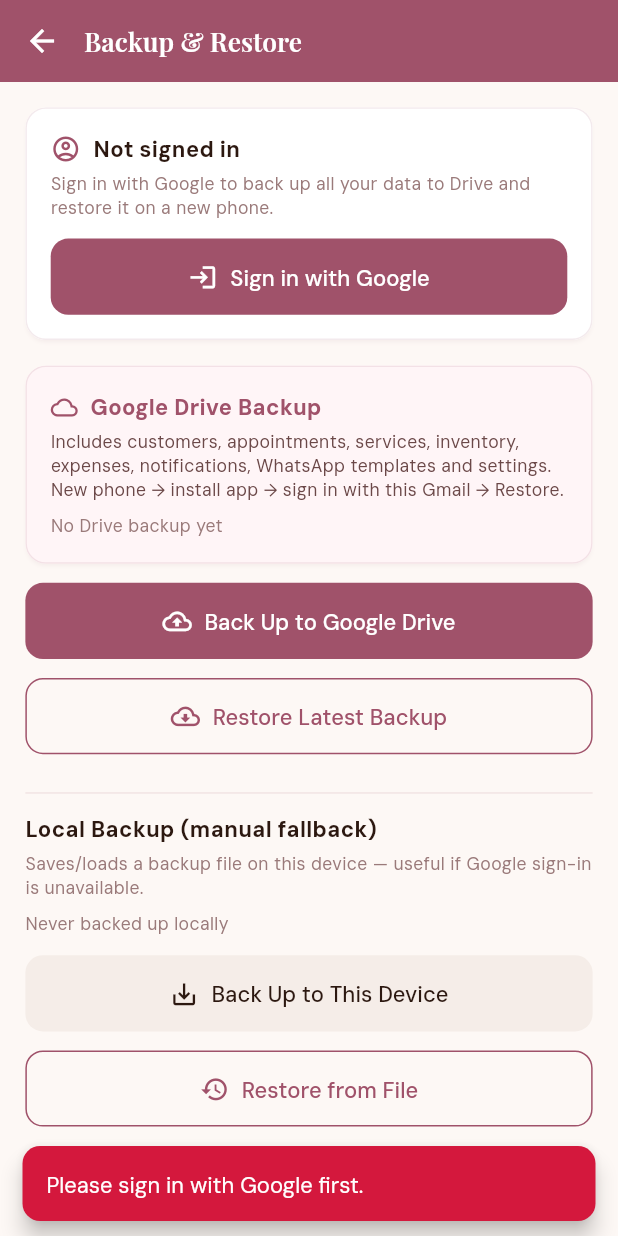
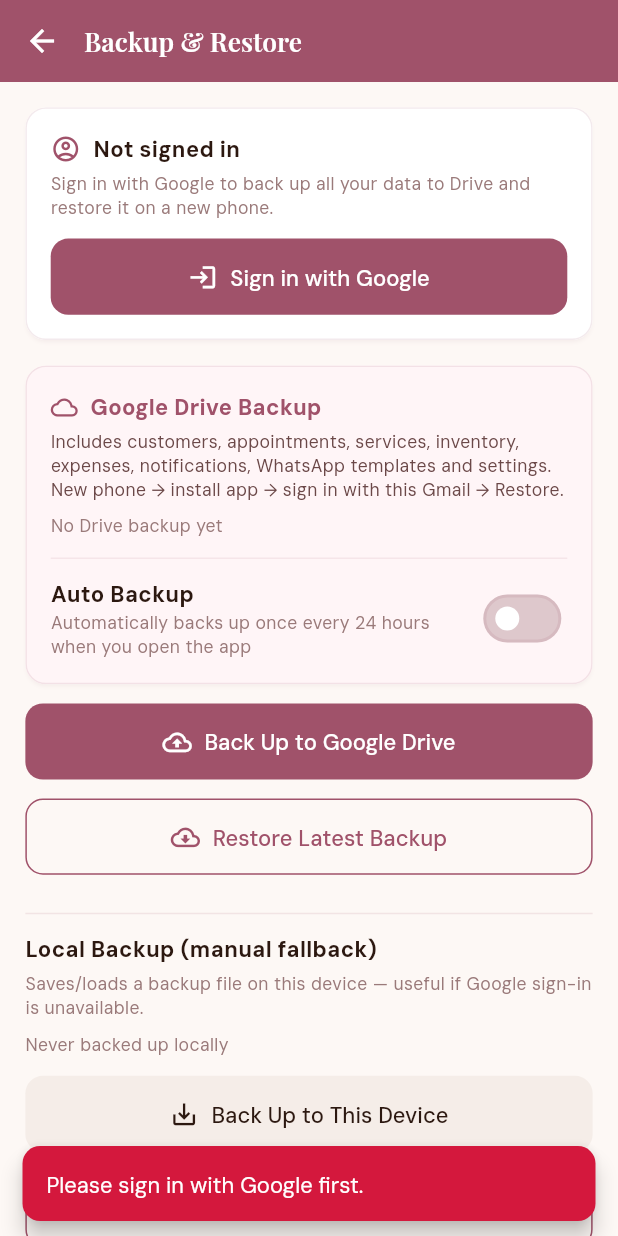
Before and after one commit to shivamraykhere2000-dev/beauty_parlour_management, a Flutter app: the BackupScreen screen opened by its route, after a tap on "Back Up to Google Drive", on a phone screen of 412 x 824 dp. Run offline on Flutter 3.47's test engine with Material 3 defaults, Android fonts, the phone set to English and light mode, and no system bars; our stand-ins replace drift, easy_localization, equatable, file_picker, flutter_riverpod, flutter_screenutil and 7 more; missing offline and left inert: googleapis; accounts and stored records are empty; generated files the repository leaves out were written again.

Commit message:
New changes

```diff
--- a/lib/core/config/app_constants.dart
+++ b/lib/core/config/app_constants.dart
@@ -54,4 +54,6 @@ abstract class AppConstants {
   // ---------------------------------------------------------------------
   static const String translationsPath = 'assets/translations';
   static const List<String> supportedLocales = <String>['en'];
+  static const String prefKeyAutoBackupEnabled = 'auto_backup_enabled';
+  static const String prefKeyLastAutoBackupDate = 'last_auto_backup_date';
 }
--- a/lib/core/services/google_drive_backup_service.dart
+++ b/lib/core/services/google_drive_backup_service.dart
@@ -6,10 +6,15 @@ import 'package:http/http.dart' as http;
 
 /// Google Drive scope used by this application.
 ///
-/// `drive.file` is intentionally narrower than full Drive access.
-/// The backup is stored in the application's private appDataFolder.
+/// This MUST be `drive.appdata`, not `drive.file` — the backup is stored
+/// in Google Drive's special `appDataFolder` space (hidden from the
+/// user's regular Drive, accessible only to this app), and that space is
+/// only reachable with the `drive.appdata` scope. `drive.file` grants no
+/// access to `appDataFolder` at all, so any `files.list`/`files.create`
+/// call using `spaces: 'appDataFolder'` fails outright under that scope —
+/// which is what was causing uploads and downloads to fail here.
 const List<String> _googleDriveScopes = <String>[
-  'https://www.googleapis.com/auth/drive.file',
+  drive.DriveApi.driveAppdataScope,
 ];
 
 /// The OAuth Web Client ID created in Google Cloud Console.
@@ -157,6 +162,17 @@ class GoogleDriveBackupService {
   Future<GoogleSignInAccount?> signInSilently() async {
     await _initialize();
 
+    // Already have a valid session from earlier in this app run (either
+    // an interactive sign-in, or a previous successful silent restore).
+    // Skip re-attempting native silent auth entirely — there's nothing to
+    // gain by re-checking, and doing so risks a transient failure below
+    // wiping out a perfectly good, already-signed-in user for no reason.
+    // This is what was causing "leave the Backup screen and come back,
+    // asks to sign in again" even though nothing was actually signed out.
+    if (_currentUser != null) {
+      return _currentUser;
+    }
+
     try {
       // In google_sign_in 7.x, lightweight authentication is initiated
       // after initialization.
@@ -167,10 +183,13 @@ class GoogleDriveBackupService {
         _currentUser = await result;
       }
     } on GoogleSignInException catch (e) {
-      // Silent authentication failure should generally not break
-      // the BackupScreen. The user can still press "Sign in with Google".
-      _currentUser = null;
-
+      // A failed *silent* restore attempt does not mean the user is
+      // signed out — it just means we couldn't confirm it silently right
+      // now. Leave `_currentUser` untouched (it's already null here,
+      // since we only reach this branch when there was nothing cached)
+      // rather than actively clearing state. The user can still press
+      // "Sign in with Google" if this really was a genuine sign-out.
+      //
       // Do not throw for lightweight authentication.
       //
       // The actual interactive sign-in will show the proper error.
@@ -178,8 +197,6 @@ class GoogleDriveBackupService {
         'Google silent sign-in failed: $e',
       );
     } catch (e) {
-      _currentUser = null;
-
       print(
         'Google silent sign-in failed: $e',
       );
@@ -420,13 +437,13 @@ class GoogleDriveBackupService {
     } on drive.DetailedApiRequestError catch (e) {
       throw DriveBackupException(
         type: DriveBackupErrorType.downloadFailed,
-        message: 'Unable to find the backup in Google Drive.',
+        message: _driveApiErrorMessage(e),
         originalError: e,
       );
     } catch (e) {
       throw DriveBackupException(
         type: DriveBackupErrorType.downloadFailed,
-        message: 'Unable to find the backup in Google Drive.',
+        message: 'Unable to find the backup in Google Drive: $e',
         originalError: e,
       );
     }
--- a/lib/features/backup/presentation/screens/backup_screen.dart
+++ b/lib/features/backup/presentation/screens/backup_screen.dart
@@ -36,6 +36,7 @@ class BackupScreen extends ConsumerStatefulWidget {
 
 class _BackupScreenState extends ConsumerState<BackupScreen> {
   bool _busy = false;
+  bool _autoBackupEnabled = false;
   GoogleSignInAccount? _account;
   DateTime? _driveLastBackup;
 
@@ -46,6 +47,8 @@ class _BackupScreenState extends ConsumerState<BackupScreen> {
   @override
   void initState() {
     super.initState();
+    _autoBackupEnabled =
+        _prefs.getBool(AppConstants.prefKeyAutoBackupEnabled) ?? false;
     _restoreSession();
   }
 
@@ -128,6 +131,21 @@ class _BackupScreenState extends ConsumerState<BackupScreen> {
             message: 'Backup failed: $e', type: AppSnackBarType.error);
     } finally {
       if (mounted) setState(() => _busy = false);
+    }
+  }
+
+  /// Turns the "Auto Backup" preference on/off. Turning it on while
+  /// already signed in triggers one immediate backup, so the owner gets
+  /// instant confirmation it's working rather than waiting up to 24h (or
+  /// the next app open) to see it take effect. The actual once-per-24h
+  /// automatic checks happen via `autoBackupCheckProvider`, watched from
+  /// `RootShell` on every app open/resume — this screen only owns the
+  /// on/off switch and the "back up right now" convenience.
+  Future<void> _setAutoBackup(bool value) async {
+    setState(() => _autoBackupEnabled = value);
+    await _prefs.setBool(AppConstants.prefKeyAutoBackupEnabled, value);
+    if (value && _account != null) {
+      await _backupToDrive();
     }
   }
 
@@ -337,6 +355,33 @@ class _BackupScreenState extends ConsumerState<BackupScreen> {
                         ? 'Last Drive backup: $_driveLastBackupLabel'
                         : 'No Drive backup yet',
                     style: AppTypography.caption(AppColors.mutedForeground)),
+                SizedBox(height: AppSpacing.sm),
+                Container(
+                    height: 1, color: AppColors.primary.withValues(alpha: 0.1)),
+                SizedBox(height: AppSpacing.sm),
+                Row(
+                  children: <Widget>[
+                    Expanded(
+                      child: Column(
+                        crossAxisAlignment: CrossAxisAlignment.start,
+                        children: <Widget>[
+                          Text('Auto Backup',
+                              style: AppTypography.label(AppColors.foreground)
+                                  .copyWith(fontWeight: AppTypography.bold)),
+                          Text(
+                              'Automatically backs up once every 24 hours when you open the app',
+                              style: AppTypography.caption(
+                                  AppColors.mutedForeground)),
+                        ],
+                      ),
+                    ),
+                    Switch(
+                      value: _autoBackupEnabled,
+                      onChanged: _busy ? null : (bool v) => _setAutoBackup(v),
+                      activeThumbColor: Colors.white,
+                    ),
+                  ],
+                ),
               ],
             ),
           ),
```
Also changed, not shown: lib/core/providers/path_provider.dart (+35 -0 lines), lib/core/shell/root_shell.dart (+34 -3 lines).
